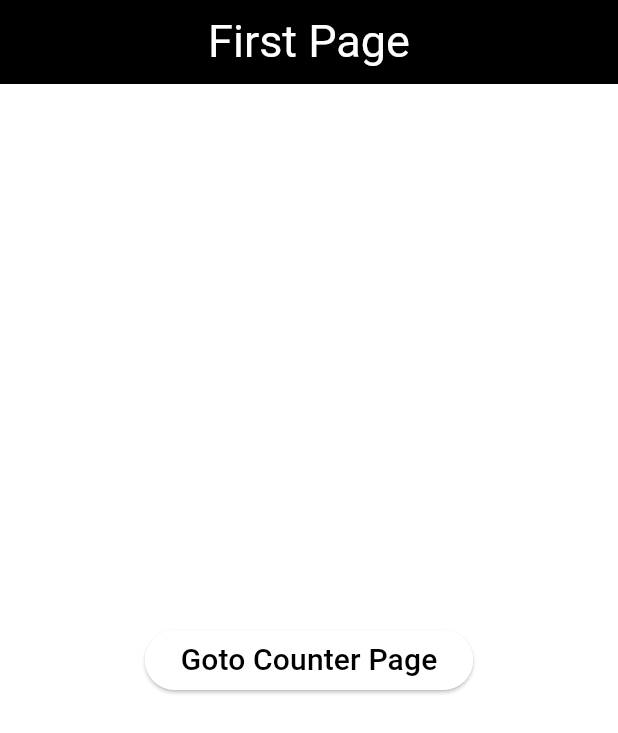
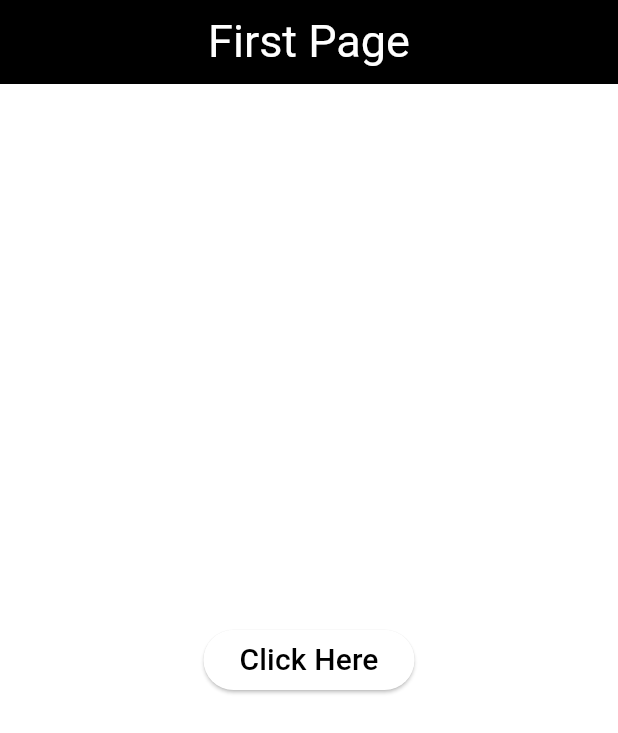
Before and after one commit to AishwaryaBaisane/getx, a Flutter app: the screen it shows after launch, on a phone screen of 412 x 824 dp. Shown: the top 733 px of the screen. Run offline on Flutter 3.47's test engine with Material 3 defaults, Android fonts, the phone set to English and light mode, and no system bars; our stand-ins replace get.

Commit message:
8/10/2024

```diff
--- a/lib/View/First_Page/splash_screen.dart
+++ b/lib/View/First_Page/splash_screen.dart
@@ -9,6 +9,7 @@ class FirstPage extends StatelessWidget {
   Widget build(BuildContext context) {
     return Scaffold(
       appBar: AppBar(
+        // backgroundColor: Colors.black38,
         backgroundColor: Colors.black,
         centerTitle: true,
         title: Text('First Page',style: TextStyle(fontSize: 30,color: Colors.white),),
@@ -18,7 +19,7 @@ class FirstPage extends StatelessWidget {
           onPressed: () {
             Get.toNamed('/second');
           },
-          child: Text('Goto Counter Page',style: TextStyle(fontSize: 20),),
+          child: Text('Click Here',style: TextStyle(fontSize: 20),),
         ),
       ),
     );
--- a/lib/main.dart
+++ b/lib/main.dart
@@ -20,11 +20,15 @@ class MyApp extends StatelessWidget {
             colorScheme: ColorScheme.dark(
           primary: Colors.lightBlue,
           secondary: Colors.lightBlue,
+          onPrimary: Colors.black,
+              onSecondary: Colors.white
         )),
         theme: ThemeData(
           colorScheme: ColorScheme.light(
             primary: Colors.black,
             secondary: Color(0xff333333),
+            onPrimary: Colors.white,
+            onSecondary: Colors.black
           ),
         ),
         themeMode:
@@ -33,11 +37,11 @@ class MyApp extends StatelessWidget {
           GetPage(
               name: '/',
               page: () => FirstPage(),
-              transition: Transition.fadeIn),
+              transition: Transition.leftToRight),
           GetPage(
               name: '/second',
               page: () => HomePage(),
-              transition: Transition.fade),
+              transition: Transition.rightToLeft),
         ],
       );
     });
```
Also changed, not shown: lib/View/Home_Page/HomePage.dart (+15 -4 lines).
